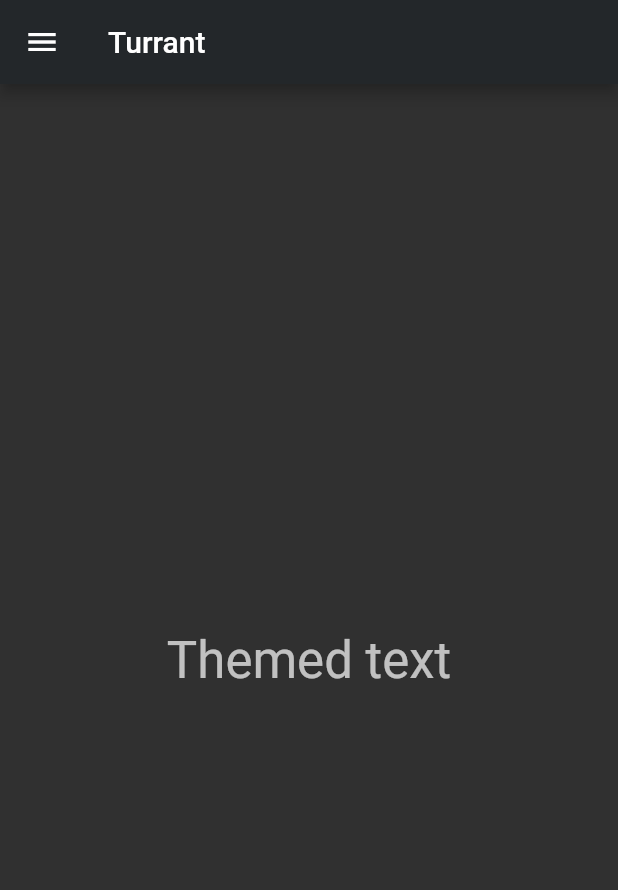
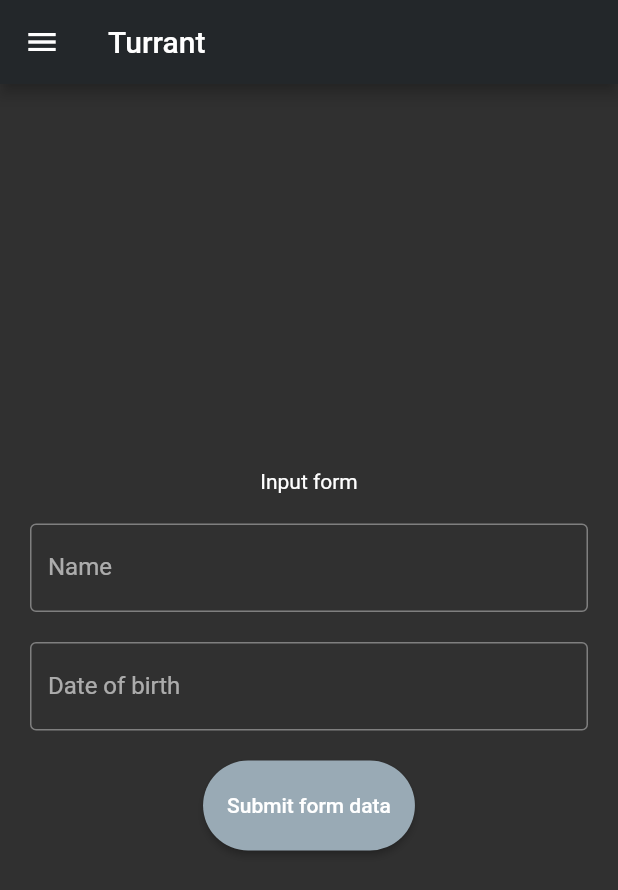
Before and after one commit to mohitkyadav/source-server-manager, a Flutter app: the screen it shows after launch, on a phone screen of 412 x 824 dp. Shown: the top 890 px of the screen. Run offline on Flutter 3.47's test engine with Material 2 defaults, Android fonts, the phone set to English and light mode, and no system bars; our stand-ins replace shared_preferences.

Commit message:
create form

```diff
--- /dev/null
+++ b/lib/ui/pages/home/home_form.dart
@@ -0,0 +1,65 @@
+import 'package:flutter/material.dart';
+
+class HomeForm extends StatefulWidget {
+
+  @override
+  _HomeFormState createState() => _HomeFormState();
+}
+
+class _HomeFormState extends State<HomeForm> {
+  final GlobalKey<FormState> _key = GlobalKey<FormState>();
+
+  @override
+  Widget build(BuildContext context) {
+    return Form(
+      key: _key,
+      child: Padding(
+        padding: const EdgeInsets.all(20.0),
+        child: Column(
+          children: [
+            Container(child: Text('Input form')),
+            const SizedBox(height: 20,),
+            TextFormField(
+              validator: (val)  => val.isEmpty ? 'Required field' : null,
+              decoration: InputDecoration(
+                border: OutlineInputBorder(),
+                labelText: 'Name',
+                hintText: 'Enter Name',
+              ),
+            ),
+            const SizedBox(height: 20,),
+            TextFormField(
+              validator: (val)  => val.isEmpty ? 'Required field' : null,
+              onTap: () async {
+                FocusScope.of(context).requestFocus(FocusNode());
+                await showDatePicker(
+                    context: context,
+                    initialDate: DateTime.now(),
+                    firstDate: DateTime(DateTime.now().year - 20),
+                    lastDate: DateTime.now(),
+                );
+              },
+              decoration: InputDecoration(
+                border: OutlineInputBorder(),
+                labelText: 'Date of birth',
+                hintText: 'Enter DOB',
+              ),
+            ),
+            const SizedBox(height: 20,),
+            MaterialButton(
+              onPressed: () {
+                if (_key.currentState.validate()) {
+                  print('successfully validated form');
+                }
+              },
+              height: 60,
+              shape: StadiumBorder(),
+              color: Theme.of(context).accentColor,
+              child: Text('Submit form data'),
+            ),
+          ],
+        ),
+      ),
+    );
+  }
+}
--- a/lib/ui/pages/home/home_page.dart
+++ b/lib/ui/pages/home/home_page.dart
@@ -1,6 +1,7 @@
 import 'package:flutter/material.dart';
 
 import 'package:turrant/ui/pages/home/home_drawer_list.dart';
+import 'package:turrant/ui/pages/home/home_form.dart';
 
 class HomePage extends StatefulWidget {
   HomePage({Key key,}) : super(key: key);
@@ -21,15 +22,7 @@ class _HomePageState extends State<HomePage> {
       ),
       drawer: HomeDrawerList(),
       body: Center(
-        child: Column(
-          mainAxisAlignment: MainAxisAlignment.center,
-          children: <Widget>[
-            Text(
-              'Themed text',
-              style: Theme.of(context).textTheme.headline4,
-            ),
-          ],
-        ),
+        child: SingleChildScrollView(child: HomeForm()),
       ),
     );
   }
```
Also changed, not shown: lib/ui/pages/home/home_drawer_list.dart (line endings or trailing spaces).
